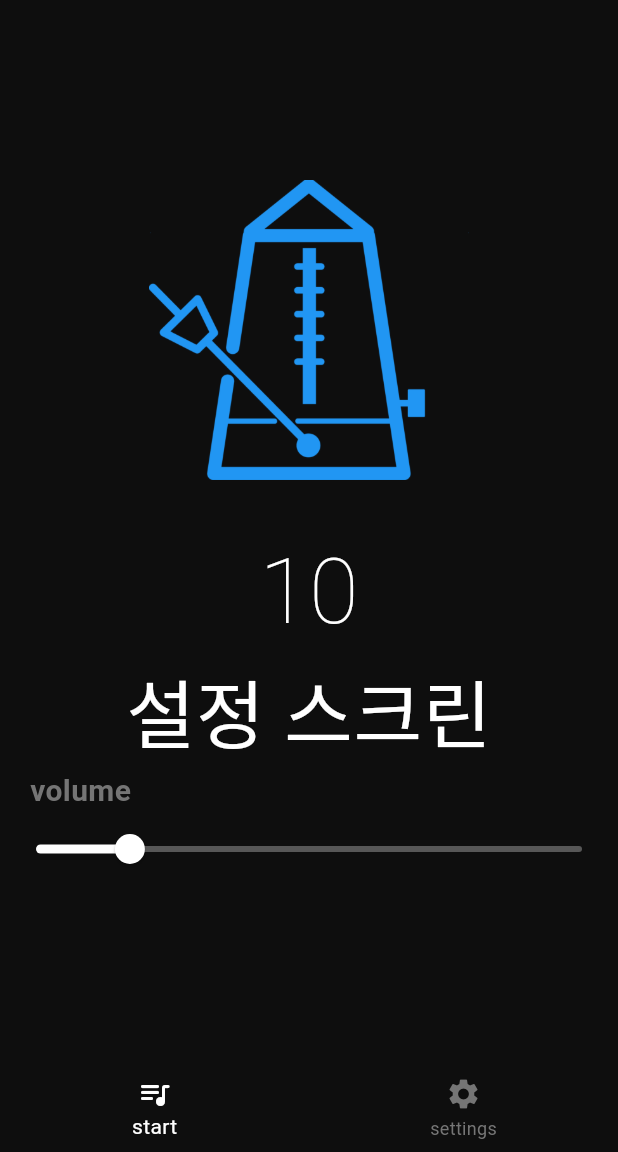
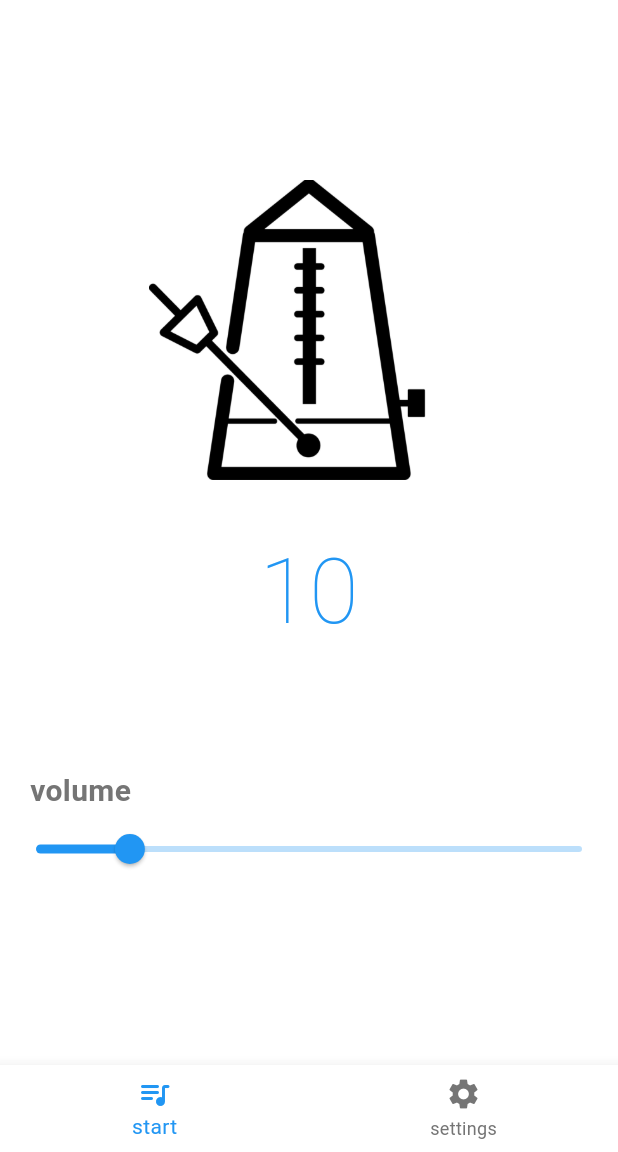
Before and after one commit to byunduwon/two_steps_tempo, a Flutter app: the screen it shows after launch, on a phone screen of 412 x 824 dp, the part 84-1236 px from its top. Run offline on Flutter 3.47's test engine with Material 3 defaults, Android fonts, the light colour scheme and no system bars; missing offline and left inert: metronome.

Commit message:
2024-7-1-09:21

```diff
--- a/lib/const/colors.dart
+++ b/lib/const/colors.dart
@@ -1,5 +1,5 @@
 import 'package:flutter/material.dart';
 
-const backgroundColor = Color(0xFF0E0E0E);
-const primaryColor = Colors.white;
+const backgroundColor = Colors.white; //Color(0xFF0E0E0E);
+const primaryColor = Colors.blue;
 final secondaryColor = Colors.grey[600];
--- a/lib/screen/home_screen.dart
+++ b/lib/screen/home_screen.dart
@@ -37,7 +37,7 @@
           child: Image.asset(
             'assets/metronome-left.png',
             height: 200,
-            color: Colors.blue,
+            //color: Colors.blue,
           ),
         ),
         SizedBox(height: 32.0),
```
